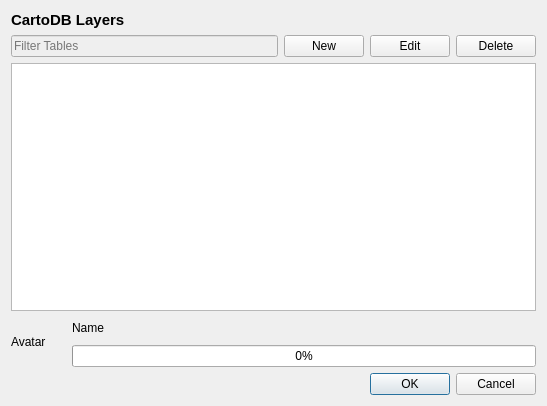
Before: the Qt Designer form ui/UI_CartoDBPlugin.ui in gkudos/qgis-cartodb, drawn with Qt 5.
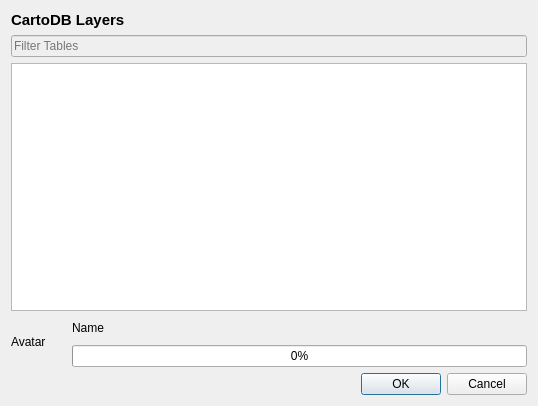
After: the same form once the commit is applied.

Commit message: New connections workflow, It uses QThreads

What changed in the file:
```diff
--- a/ui/UI_CartoDBPlugin.ui
+++ b/ui/UI_CartoDBPlugin.ui
@@ -6,7 +6,7 @@
    <rect>
     <x>0</x>
     <y>0</y>
-    <width>547</width>
+    <width>538</width>
     <height>406</height>
    </rect>
   </property>
@@ -46,27 +46,6 @@
        </property>
       </widget>
      </item>
-     <item>
-      <widget class="QPushButton" name="newConnectionBT">
-       <property name="text">
-        <string>New</string>
-       </property>
-      </widget>
-     </item>
-     <item>
-      <widget class="QPushButton" name="editConnectionBT">
-       <property name="text">
-        <string>Edit</string>
-       </property>
-      </widget>
-     </item>
-     <item>
-      <widget class="QPushButton" name="deleteConnectionBT">
-       <property name="text">
-        <string>Delete</string>
-       </property>
-      </widget>
-     </item>
     </layout>
    </item>
    <item>
```
The commit also changes 8 other files.
